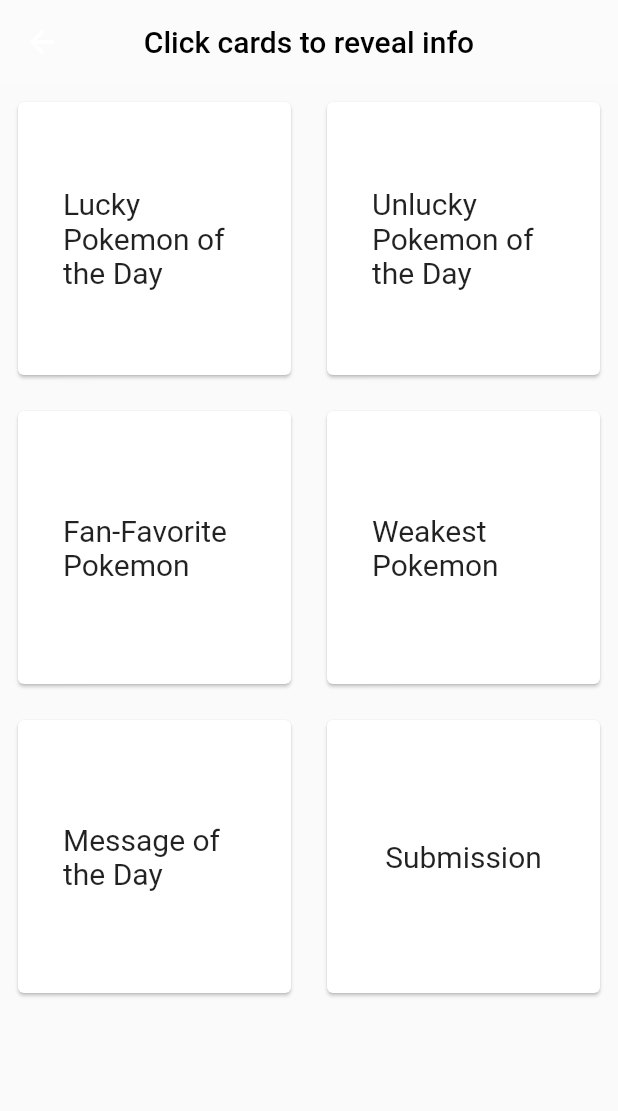
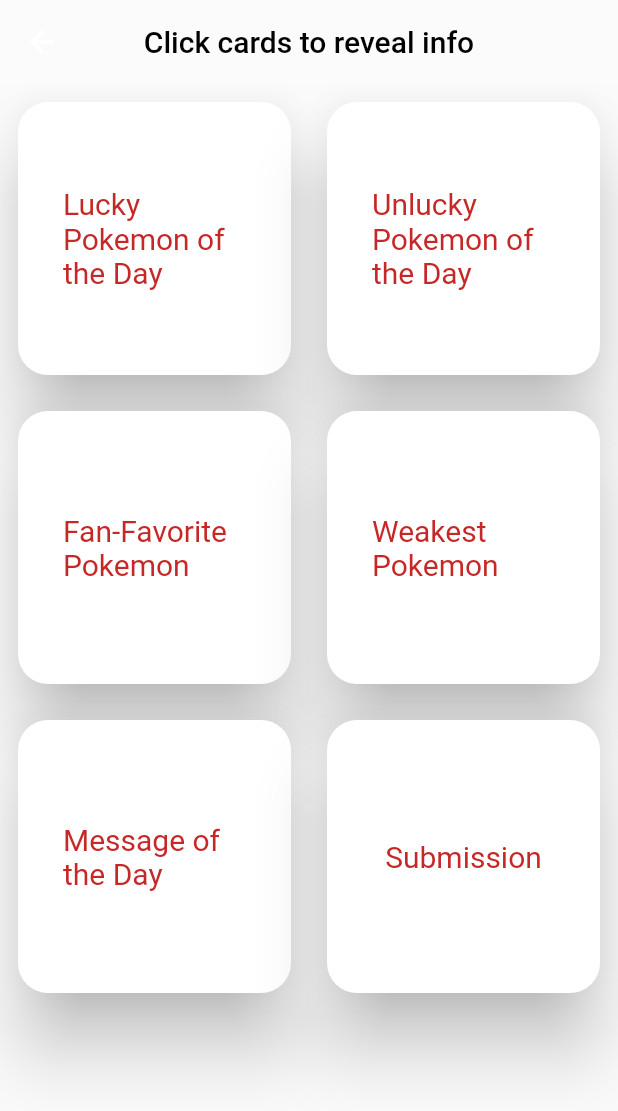
Before and after one commit to b1gmcdaddy/PokeGen, a Flutter app: the Page2 screen opened directly, on a phone screen of 412 x 824 dp. Shown: the top 1111 px of the screen. Run offline on Flutter 3.47's test engine with Material 2 defaults, Android fonts, the light colour scheme and no system bars; network calls fail.

Commit message:
styled page2

```diff
--- a/lib/screens/Details.dart
+++ b/lib/screens/Details.dart
@@ -26,10 +26,10 @@
         future: callApiDetails(),
         builder: (context, snapshot) {
           if (snapshot.connectionState == ConnectionState.waiting) {
-            return Center(child: CircularProgressIndicator());
+            return const Center(child: CircularProgressIndicator());
           } else if (snapshot.hasData) {
             return GridView.builder(
-              gridDelegate: SliverGridDelegateWithFixedCrossAxisCount(
+              gridDelegate: const SliverGridDelegateWithFixedCrossAxisCount(
                 crossAxisCount: 2,
                 crossAxisSpacing: 10.0,
                 mainAxisSpacing: 10.0,
--- a/lib/screens/Page2Info.dart
+++ b/lib/screens/Page2Info.dart
@@ -39,7 +39,10 @@
               _showCardTextModal(context, inside[index]);
             },
             child: Card(
+              elevation: 20.0,
               margin: EdgeInsets.all(12.0),
+              shape: RoundedRectangleBorder(
+              borderRadius: BorderRadius.circular(20)),
               child: Container(
                 width: 150.0,
                 height: 150.0,
@@ -47,7 +50,8 @@
                 padding: EdgeInsets.all(30.0),
                 child: Text(
                   desc[index],
-                  style: TextStyle(fontSize: 20.0),
+                  style: TextStyle(fontSize: 20.0,
+                  color: Colors.red[800]),
                 ),
               ),
             ),
```
